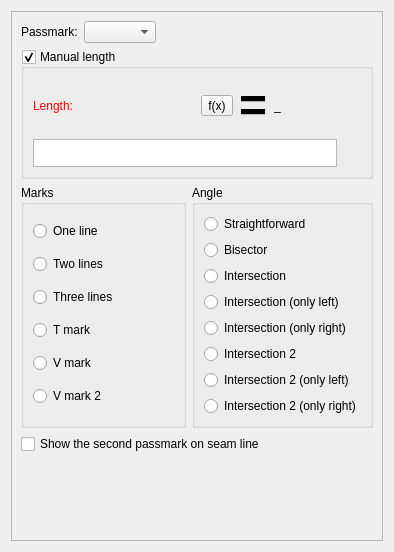
Before: the Qt Designer form src/libs/vtools/dialogs/tools/piece/tabs/tabpassmarks.ui in OpnTec/fashionmaker, drawn with Qt 5.
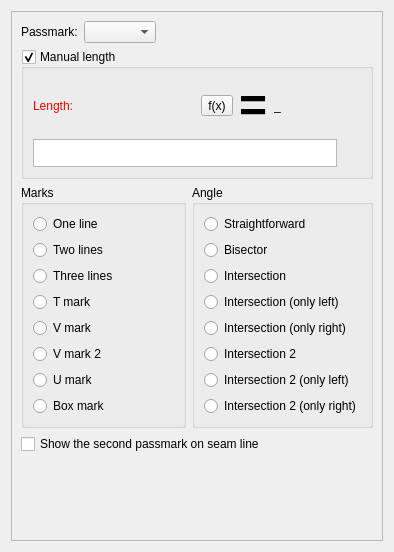
After: the same form once the commit is applied. Icons and pictures are not drawn. Custom widgets are drawn as their Qt base class.

What changed in the file:
```diff
--- a/src/libs/vtools/dialogs/tools/piece/tabs/tabpassmarks.ui
+++ b/src/libs/vtools/dialogs/tools/piece/tabs/tabpassmarks.ui
@@ -367,6 +367,26 @@
               </attribute>
              </widget>
             </item>
+            <item>
+             <widget class="QRadioButton" name="radioButtonUMark">
+              <property name="text">
+               <string>U mark</string>
+              </property>
+              <attribute name="buttonGroup">
+               <string notr="true">buttonGroupLineType</string>
+              </attribute>
+             </widget>
+            </item>
+            <item>
+             <widget class="QRadioButton" name="radioButtonBoxMark">
+              <property name="text">
+               <string>Box mark</string>
+              </property>
+              <attribute name="buttonGroup">
+               <string notr="true">buttonGroupLineType</string>
+              </attribute>
+             </widget>
+            </item>
            </layout>
           </widget>
          </item>
```
